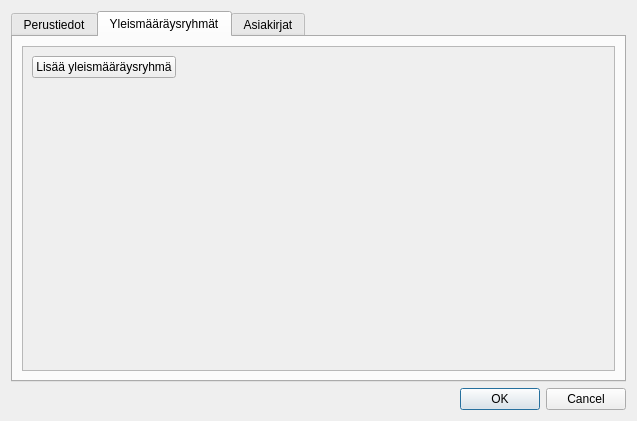
GispoCoding/arho-qgis-plugin, file arho_feature_template/gui/dialogs/plan_attribute_form.ui: the form before one commit.
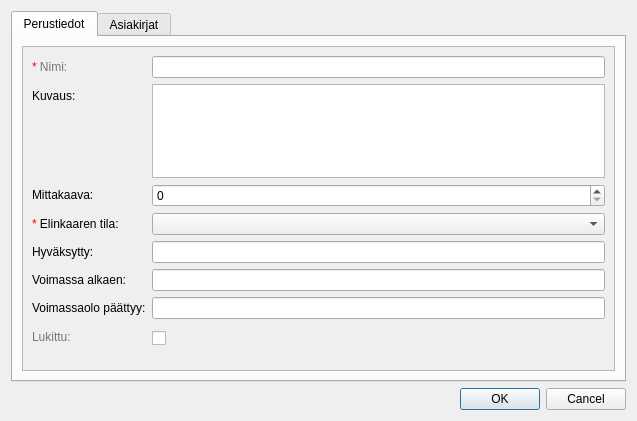
The form after the commit. The open tabs and pages were chosen to show the change. Custom widgets are drawn as their Qt base class.

Commit message: separate general regulations from plan attribute form

What changed in the file:
```diff
--- a/arho_feature_template/gui/dialogs/plan_attribute_form.ui
+++ b/arho_feature_template/gui/dialogs/plan_attribute_form.ui
@@ -230,58 +230,6 @@
        </item>
       </layout>
      </widget>
-     <widget class="QWidget" name="general_regulations_tab">
-      <attribute name="title">
-       <string>Yleismääräysryhmät</string>
-      </attribute>
-      <layout class="QVBoxLayout" name="verticalLayout_2">
-       <item>
-        <widget class="QScrollArea" name="plan_regulation_group_scrollarea">
-         <property name="widgetResizable">
-          <bool>true</bool>
-         </property>
-         <widget class="QWidget" name="general_regulation_group_scrollarea_contents">
-          <property name="geometry">
-           <rect>
-            <x>0</x>
-            <y>0</y>
-            <width>193</width>
-            <height>49</height>
-           </rect>
-          </property>
-          <layout class="QVBoxLayout" name="regulations_layout">
-           <item>
-            <widget class="QPushButton" name="add_general_regulation_group_btn">
-             <property name="sizePolicy">
-              <sizepolicy hsizetype="Maximum" vsizetype="Fixed">
-               <horstretch>0</horstretch>
-               <verstretch>0</verstretch>
-              </sizepolicy>
-             </property>
-             <property name="text">
-              <string>Lisää yleismääräysryhmä</string>
-             </property>
-            </widget>
-           </item>
-           <item>
-            <spacer name="verticalSpacer">
-             <property name="orientation">
-              <enum>Qt::Vertical</enum>
-             </property>
-             <property name="sizeHint" stdset="0">
-              <size>
-               <width>20</width>
-               <height>40</height>
-              </size>
-             </property>
-            </spacer>
-           </item>
-          </layout>
-         </widget>
-        </widget>
-       </item>
-      </layout>
-     </widget>
      <widget class="QWidget" name="documents_tab">
       <attribute name="title">
        <string>Asiakirjat</string>
```
Left out of the diff: 4 changed lines with no effect on the pictures. The commit also changes 5 other files.
